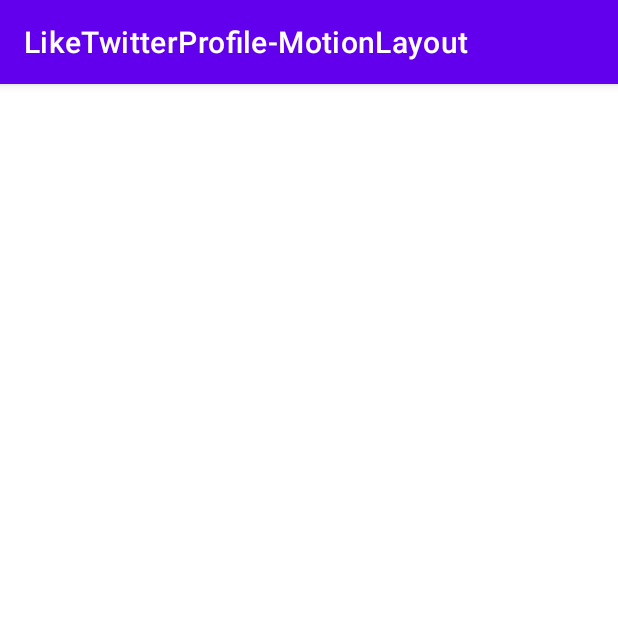
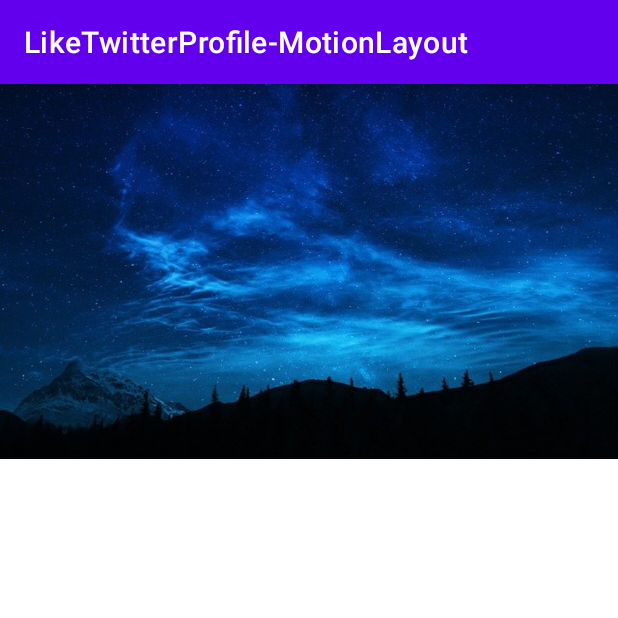
Before and after one commit to kumsal452b/LikeTwitterProfileMotionLayout, an Android app: the screen it shows after launch (MainActivity), on a phone screen of 412 x 824 dp, the top half of it. Run offline under Robolectric (Android 15) with nearby library versions, the phone set to English and light mode, and no system bars.

Commit message:
add new image element

```diff
--- a/app/src/main/res/layout/activity_main.xml
+++ b/app/src/main/res/layout/activity_main.xml
@@ -4,4 +4,15 @@
     xmlns:tools="http://schemas.android.com/tools"
     android:layout_width="match_parent"
     android:layout_height="match_parent"
-    tools:context=".MainActivity"/>
+    tools:context=".MainActivity">
+
+    <ImageView
+        android:id="@+id/imageView"
+        android:layout_width="wrap_content"
+        android:layout_height="250dp"
+        android:scaleType="fitXY"
+        app:layout_constraintEnd_toEndOf="parent"
+        app:layout_constraintStart_toStartOf="parent"
+        app:layout_constraintTop_toTopOf="parent"
+        app:srcCompat="@drawable/start" />
+</androidx.constraintlayout.widget.ConstraintLayout>
```
